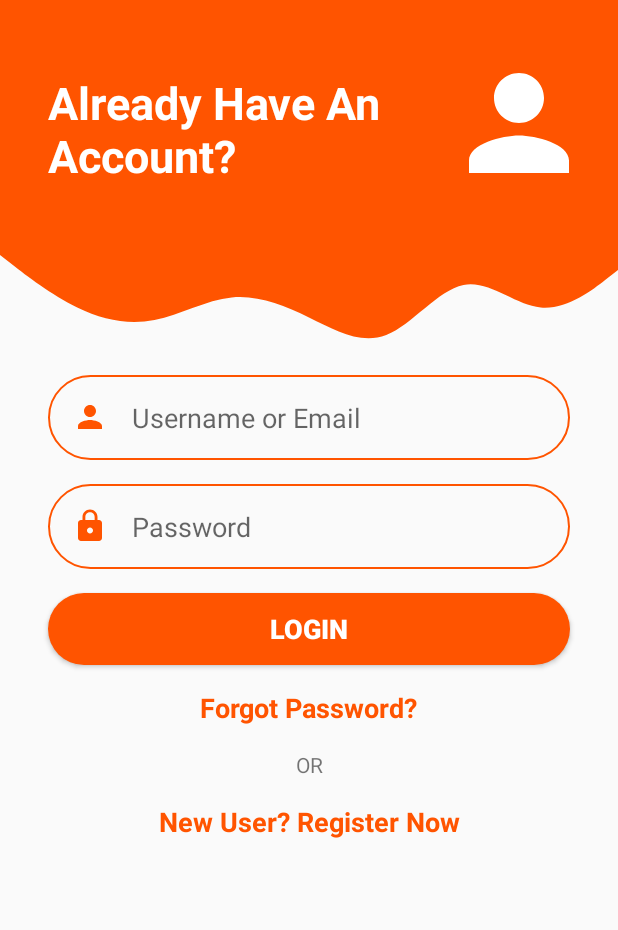
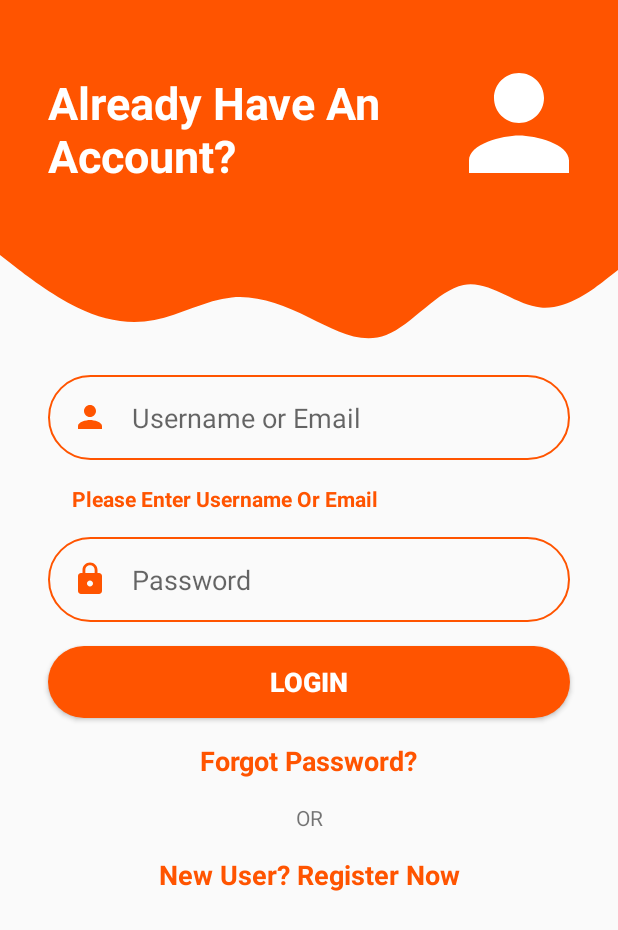
Before and after one commit to Bakul22585/TRENDZ, an Android app: the screen it shows after launch (MainActivity), on a phone screen of 412 x 824 dp. Shown: the top 930 px of the screen. Run offline under Robolectric (Android 15) with nearby library versions, the phone set to English and light mode, and no system bars; our stand-ins replace AdMob, Volley.

Commit message:
UI change

```diff
--- a/app/src/main/res/layout/activity_main.xml
+++ b/app/src/main/res/layout/activity_main.xml
@@ -78,7 +78,7 @@
         android:text="Please Enter Username Or Email"
         android:textColor="@color/colorPrimary"
         android:textStyle="bold"
-        android:visibility="gone"
+        android:visibility="visible"
         app:layout_constraintBottom_toTopOf="@+id/TxtPassword"
         app:layout_constraintEnd_toEndOf="parent"
         app:layout_constraintHorizontal_bias="0.0"
--- a/app/src/main/res/layout/activity_register.xml
+++ b/app/src/main/res/layout/activity_register.xml
@@ -1,5 +1,6 @@
 <?xml version="1.0" encoding="utf-8"?>
-<androidx.constraintlayout.widget.ConstraintLayout xmlns:android="http://schemas.android.com/apk/res/android"
+<androidx.constraintlayout.widget.ConstraintLayout
+    xmlns:android="http://schemas.android.com/apk/res/android"
     xmlns:app="http://schemas.android.com/apk/res-auto"
     xmlns:tools="http://schemas.android.com/tools"
     android:layout_width="match_parent"
```
